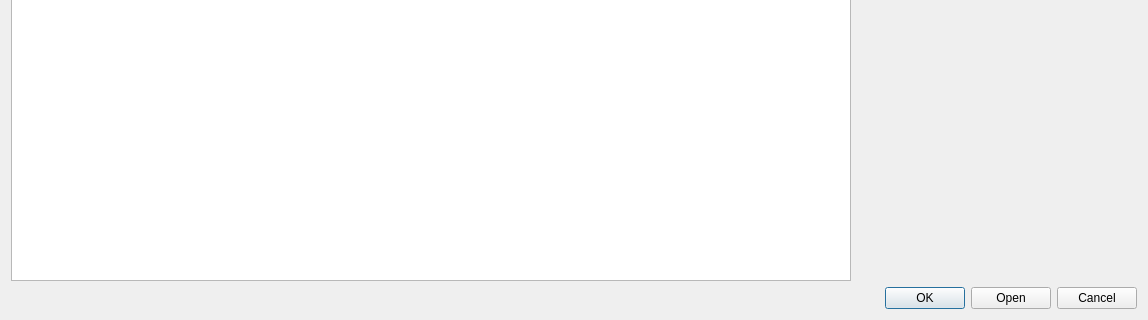
longturn/freeciv21, file client/page_load.ui: the form before one commit; both pictures show x 0 to 1148 and y 622 to 942 of the 1148 by 942 pixel window.
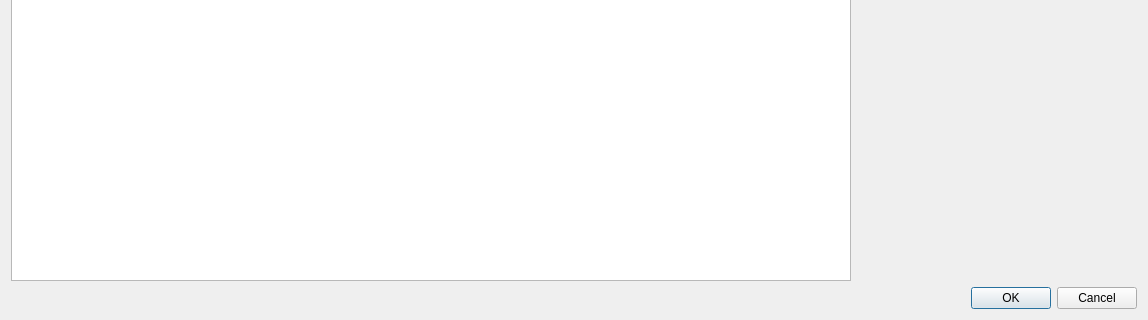
The form after the commit.

Commit message:
Fix random button ordering in PAGE_LOAD
Ensure that "Browse..." always has a different role than Ok, otherwise Qt does
fancy things.

Closes #1582.

Diff of the .ui file:
```diff
--- a/client/page_load.ui
+++ b/client/page_load.ui
@@ -116,7 +116,7 @@
    <item row="1" column="0">
     <widget class="QDialogButtonBox" name="buttons">
      <property name="standardButtons">
-      <set>QDialogButtonBox::Cancel|QDialogButtonBox::Ok|QDialogButtonBox::Open</set>
+      <set>QDialogButtonBox::Cancel|QDialogButtonBox::Ok</set>
      </property>
     </widget>
    </item>
```
The commit also changes 1 other file.
